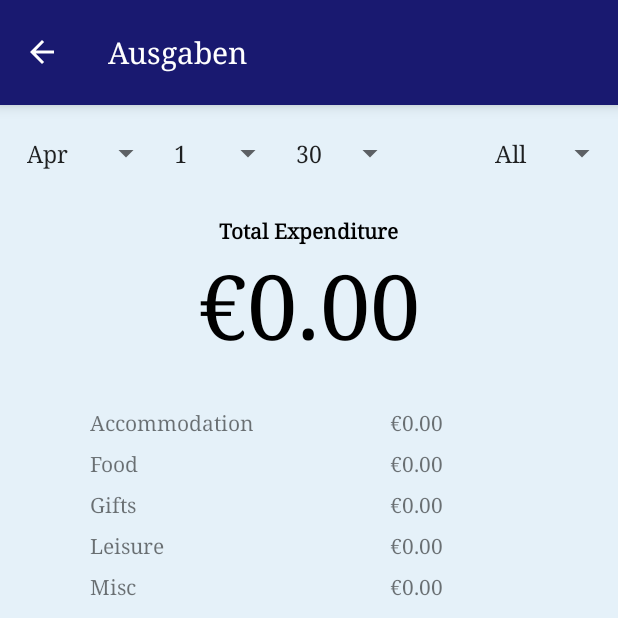
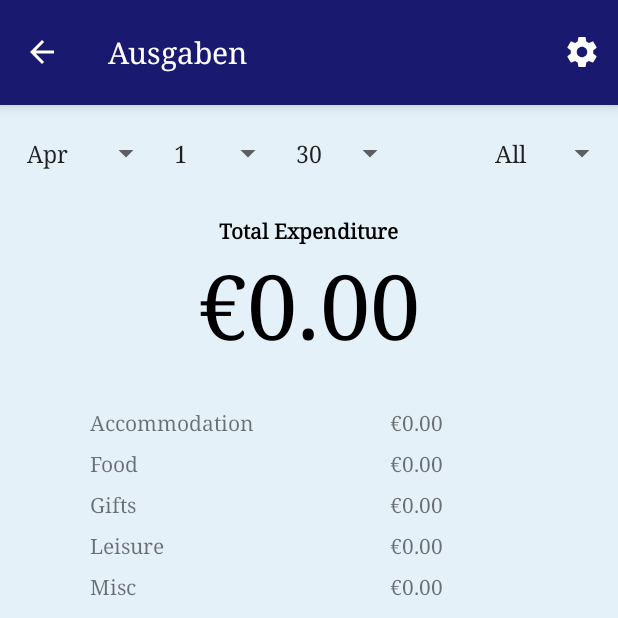
Before and after one commit to ruibinch/Ausgaben, an Android app: the screen it shows after launch (OverviewActivity), after a tap on "OVERVIEW", on a phone screen of 412 x 824 dp, the top half of it. Run offline under Robolectric (Android 15) with nearby library versions, the phone set to English and light mode, and no system bars.

```diff
--- a/Documents/Android Studio Projects/Ausgaben/app/src/main/AndroidManifest.xml
+++ b/Documents/Android Studio Projects/Ausgaben/app/src/main/AndroidManifest.xml
@@ -42,7 +42,8 @@
         <activity
             android:name=".ForexRatesActivity"
             android:parentActivityName=".MainActivity" />
-        <activity android:name=".ImageActivity"
+        <activity
+            android:name=".ImageActivity"
             android:theme="@android:style/Theme.NoTitleBar.Fullscreen" />
     </application>
 
--- a/Documents/Android Studio Projects/Ausgaben/app/src/main/java/ruibin/ausgaben/ExpenseActivity.java
+++ b/Documents/Android Studio Projects/Ausgaben/app/src/main/java/ruibin/ausgaben/ExpenseActivity.java
@@ -320,7 +320,7 @@ public class ExpenseActivity extends AppCompatActivity {
                 intent.putExtra("newExpenseId", newExpense.getId());
                 intent.putExtra("source", "ExpenseActivity");
                 intent.putExtra("displayMonth", displayMonth);
-                intent.putExtra("displayCountry", "All");
+                intent.putExtra("displayCountry", getResources().getString(R.string.str_all));
                 intent.putExtra("displayStartDate", 1);
                 intent.putExtra("displayEndDate", 31);
                 Toast.makeText(getApplicationContext(), "'" + quint.getSecond() + "' added in " + quint.getFifth(), Toast.LENGTH_SHORT).show();
@@ -373,7 +373,7 @@ public class ExpenseActivity extends AppCompatActivity {
                     intent.putExtra("displayEndDate", 31);
                 }
                 if (isEditsMade[5]) // if country is edited, set display country to all countries
-                    intent.putExtra("displayCountry", "All");
+                    intent.putExtra("displayCountry", getResources().getString(R.string.str_all));
 
                 if (isEditsMade[0] || isEditsMade[1] || isEditsMade[2] || isEditsMade[3] || isEditsMade[4] || isEditsMade[5] || isEditsMade[6]) // if any edits were made
                     Toast.makeText(getApplicationContext(), "'" + quint.getSecond() + "' edited", Toast.LENGTH_SHORT).show();
@@ -389,7 +389,7 @@ public class ExpenseActivity extends AppCompatActivity {
 
     public void onClickDelete(View view) {
         AlertDialog.Builder builder = new AlertDialog.Builder(this);
-        builder.setMessage(getResources().getString(R.string.dialog_deleteConfirmation));
+        builder.setMessage(getResources().getString(R.string.dialog_expenseActivity_deleteConfirmation));
 
         builder.setPositiveButton(android.R.string.yes, new DialogInterface.OnClickListener() {
             public void onClick(DialogInterface dialog, int id) {
--- a/Documents/Android Studio Projects/Ausgaben/app/src/main/java/ruibin/ausgaben/MainActivity.java
+++ b/Documents/Android Studio Projects/Ausgaben/app/src/main/java/ruibin/ausgaben/MainActivity.java
@@ -1,6 +1,5 @@
 package ruibin.ausgaben;
 
-import android.app.Activity;
 import android.content.Intent;
 import android.content.IntentSender;
 import android.content.SharedPreferences;
@@ -31,14 +30,12 @@ import java.io.BufferedReader;
 import java.io.BufferedWriter;
 import java.io.File;
 import java.io.FileNotFoundException;
-import java.io.FileReader;
 import java.io.FileWriter;
 import java.io.IOException;
 import java.io.InputStream;
 import java.io.InputStreamReader;
 import java.text.SimpleDateFormat;
 import java.util.Calendar;
-import java.util.Date;
 import java.util.List;
 import java.util.Locale;
 
@@ -96,7 +93,7 @@ public class MainActivity extends AppCompatActivity implements
 
     @Override
     public boolean onCreateOptionsMenu(Menu menu) {
-        getMenuInflater().inflate(R.menu.toolbar_actions, menu);
+        getMenuInflater().inflate(R.menu.toolbar_mainactivity, menu);
         return true;
     }
 
@@ -287,7 +284,6 @@ public class MainActivity extends AppCompatActivity implements
     }
 
     // TODO - include option to set defaults in ExpenseActivity
-    // TODO - set list position in DetailsActivity after editing
     // TODO - long press on 1 filter to uncheck the rest
     // TODO - currency API
     // TODO - auto-back up to Google Drive
--- /dev/null
+++ b/Documents/Android Studio Projects/Ausgaben/app/src/main/res/drawable/ic_settings.xml
@@ -0,0 +1,9 @@
+<vector xmlns:android="http://schemas.android.com/apk/res/android"
+        android:width="24dp"
+        android:height="24dp"
+        android:viewportWidth="24.0"
+        android:viewportHeight="24.0">
+    <path
+        android:fillColor="#FFFFFFFF"
+        android:pathData="M19.43,12.98c0.04,-0.32 0.07,-0.64 0.07,-0.98s-0.03,-0.66 -0.07,-0.98l2.11,-1.65c0.19,-0.15 0.24,-0.42 0.12,-0.64l-2,-3.46c-0.12,-0.22 -0.39,-0.3 -0.61,-0.22l-2.49,1c-0.52,-0.4 -1.08,-0.73 -1.69,-0.98l-0.38,-2.65C14.46,2.18 14.25,2 14,2h-4c-0.25,0 -0.46,0.18 -0.49,0.42l-0.38,2.65c-0.61,0.25 -1.17,0.59 -1.69,0.98l-2.49,-1c-0.23,-0.09 -0.49,0 -0.61,0.22l-2,3.46c-0.13,0.22 -0.07,0.49 0.12,0.64l2.11,1.65c-0.04,0.32 -0.07,0.65 -0.07,0.98s0.03,0.66 0.07,0.98l-2.11,1.65c-0.19,0.15 -0.24,0.42 -0.12,0.64l2,3.46c0.12,0.22 0.39,0.3 0.61,0.22l2.49,-1c0.52,0.4 1.08,0.73 1.69,0.98l0.38,2.65c0.03,0.24 0.24,0.42 0.49,0.42h4c0.25,0 0.46,-0.18 0.49,-0.42l0.38,-2.65c0.61,-0.25 1.17,-0.59 1.69,-0.98l2.49,1c0.23,0.09 0.49,0 0.61,-0.22l2,-3.46c0.12,-0.22 0.07,-0.49 -0.12,-0.64l-2.11,-1.65zM12,15.5c-1.93,0 -3.5,-1.57 -3.5,-3.5s1.57,-3.5 3.5,-3.5 3.5,1.57 3.5,3.5 -1.57,3.5 -3.5,3.5z"/>
+</vector>
--- a/Documents/Android Studio Projects/Ausgaben/app/src/main/res/menu/toolbar_actions.xml
+++ b/Documents/Android Studio Projects/Ausgaben/app/src/main/res/menu/toolbar_mainactivity.xml
@@ -3,7 +3,7 @@
     xmlns:app="http://schemas.android.com/apk/res-auto">
 
     <item
-        android:id="@+id/overflow"
+        android:id="@+id/btn_overflow"
         android:icon="@drawable/ic_overflow_menu"
         android:title="Overflow"
         app:showAsAction="always" >
--- /dev/null
+++ b/Documents/Android Studio Projects/Ausgaben/app/src/main/res/menu/toolbar_overviewactivity.xml
@@ -0,0 +1,12 @@
+<?xml version="1.0" encoding="utf-8"?>
+<menu xmlns:android="http://schemas.android.com/apk/res/android"
+    xmlns:app="http://schemas.android.com/apk/res-auto">
+
+    <item
+        android:id="@+id/btn_setDefaults"
+        android:icon="@drawable/ic_settings"
+        android:title="Set Defaults"
+        app:showAsAction="always" >
+    </item>
+
+</menu>
```
Also changed, not shown: Documents/Android Studio Projects/Ausgaben/app/src/main/java/ruibin/ausgaben/OverviewActivity.java (+55 -7 lines), Documents/Android Studio Projects/Ausgaben/app/src/main/res/values/strings.xml (+83 -7 lines).
